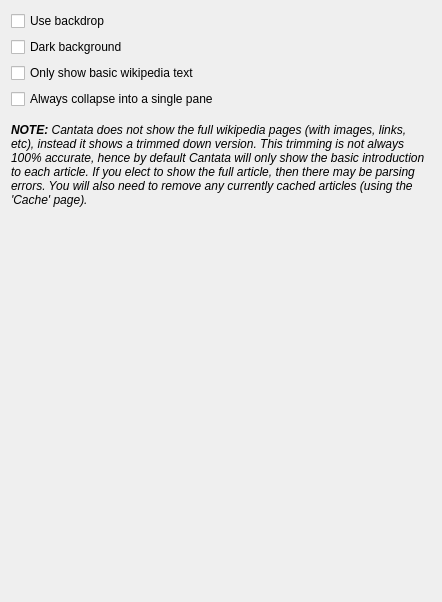
The window that context/othersettings.ui (CDrummond/cantata) describes before a commit, drawn with Qt 5.
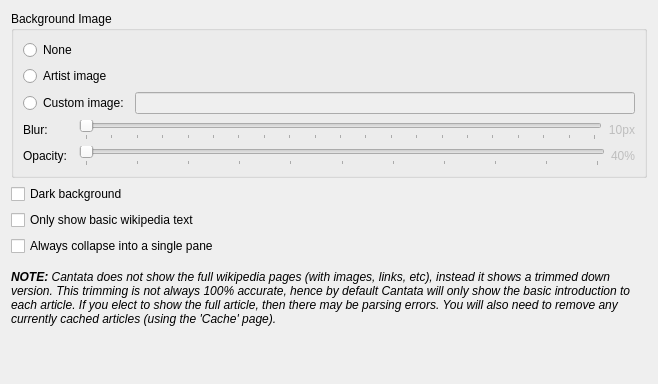
The same window after the commit. Custom widgets are drawn as their Qt base class.

Commit message: - Add option to use a custom image as context view backdrop. - Add option to specify blur and opacity of context view backdrop image.

Patch:
```diff
--- a/context/othersettings.ui
+++ b/context/othersettings.ui
@@ -6,16 +6,156 @@
    <rect>
     <x>0</x>
     <y>0</y>
-    <width>442</width>
-    <height>602</height>
+    <width>658</width>
+    <height>384</height>
    </rect>
   </property>
   <layout class="QVBoxLayout" name="verticalLayout">
    <item>
-    <widget class="QCheckBox" name="contextBackdrop">
-     <property name="text">
-      <string>Use backdrop</string>
+    <widget class="QGroupBox" name="groupBox">
+     <property name="sizePolicy">
+      <sizepolicy hsizetype="MinimumExpanding" vsizetype="Preferred">
+       <horstretch>0</horstretch>
+       <verstretch>0</verstretch>
+      </sizepolicy>
      </property>
+     <property name="title">
+      <string>Background Image</string>
+     </property>
+     <layout class="QGridLayout" name="gridLayout">
+      <item row="0" column="0" colspan="3">
+       <widget class="QRadioButton" name="contextBackdrop_none">
+        <property name="text">
+         <string>None</string>
+        </property>
+       </widget>
+      </item>
+      <item row="1" column="0" colspan="3">
+       <widget class="QRadioButton" name="contextBackdrop_artist">
+        <property name="text">
+         <string>Artist image</string>
+        </property>
+       </widget>
+      </item>
+      <item row="2" column="0" colspan="2">
+       <widget class="QRadioButton" name="contextBackdrop_custom">
+        <property name="text">
+         <string>Custom image:</string>
+        </property>
+       </widget>
+      </item>
+      <item row="2" column="2">
+       <widget class="PathRequester" name="contextBackdropFile">
+        <property name="enabled">
+         <bool>false</bool>
+        </property>
+        <property name="sizePolicy">
+         <sizepolicy hsizetype="MinimumExpanding" vsizetype="Fixed">
+          <horstretch>0</horstretch>
+          <verstretch>0</verstretch>
+         </sizepolicy>
+        </property>
+       </widget>
+      </item>
+      <item row="3" column="0">
+       <widget class="QLabel" name="label_4b">
+        <property name="text">
+         <string>Blur:</string>
+        </property>
+       </widget>
+      </item>
+      <item row="3" column="1" colspan="2">
+       <layout class="QHBoxLayout" name="contextBackdropBlurLayout">
+        <property name="margin">
+         <number>0</number>
+        </property>
+        <item>
+         <widget class="QSlider" name="contextBackdropBlur">
+          <property name="enabled">
+           <bool>false</bool>
+          </property>
+          <property name="maximum">
+           <number>20</number>
+          </property>
+          <property name="pageStep">
+           <number>1</number>
+          </property>
+          <property name="orientation">
+           <enum>Qt::Horizontal</enum>
+          </property>
+          <property name="tickPosition">
+           <enum>QSlider::TicksBelow</enum>
+          </property>
+          <property name="tickInterval">
+           <number>1</number>
+          </property>
+         </widget>
+        </item>
+        <item>
+         <widget class="QLabel" name="contextBackdropBlurLabel">
+          <property name="enabled">
+           <bool>false</bool>
+          </property>
+          <property name="text">
+           <string>10px</string>
+          </property>
+          <property name="alignment">
+           <set>Qt::AlignRight|Qt::AlignTrailing|Qt::AlignVCenter</set>
+          </property>
+         </widget>
+        </item>
+       </layout>
+      </item>
+      <item row="4" column="0">
+       <widget class="QLabel" name="label_4">
+        <property name="text">
+         <string>Opacity:</string>
+        </property>
+       </widget>
+      </item>
+      <item row="4" column="1" colspan="2">
+       <layout class="QHBoxLayout" name="contextBackdropOpacityLayout">
+        <property name="margin">
+         <number>0</number>
+        </property>
+        <item>
+         <widget class="QSlider" name="contextBackdropOpacity">
+          <property name="enabled">
+           <bool>false</bool>
+          </property>
+          <property name="maximum">
+           <number>100</number>
+          </property>
+          <property name="pageStep">
+           <number>10</number>
+          </property>
+          <property name="orientation">
+           <enum>Qt::Horizontal</enum>
+          </property>
+          <property name="tickPosition">
+           <enum>QSlider::TicksBelow</enum>
+          </property>
+          <property name="tickInterval">
+           <number>10</number>
+          </property>
+         </widget>
+        </item>
+        <item>
+         <widget class="QLabel" name="contextBackdropOpacityLabel">
+          <property name="enabled">
+           <bool>false</bool>
+          </property>
+          <property name="text">
+           <string>40%</string>
+          </property>
+          <property name="alignment">
+           <set>Qt::AlignRight|Qt::AlignTrailing|Qt::AlignVCenter</set>
+          </property>
+         </widget>
+        </item>
+       </layout>
+      </item>
+     </layout>
     </widget>
    </item>
    <item>
@@ -98,6 +238,12 @@
    <extends>QLabel</extends>
    <header>statelabel.h</header>
   </customwidget>
+  <customwidget>
+   <class>PathRequester</class>
+   <extends>QLineEdit</extends>
+   <header>pathrequester.h</header>
+   <container>1</container>
+  </customwidget>
  </customwidgets>
  <resources/>
  <connections/>
```
Left out of the diff: 19 changed lines with no effect on the pictures. The commit also changes 7 other files.
